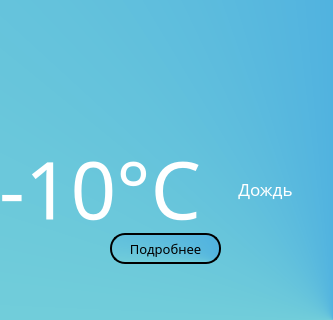
First picture: the form in 5.ui, repository Animila/PyWeather, before the edit; both pictures show x 0 to 333 and y 186 to 506 of the 333 by 506 pixel window.
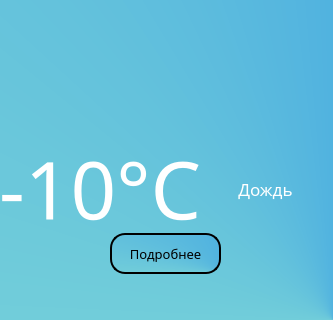
Second picture: the form after the edit. Icons and pictures are not drawn.

The edit to the form file:
```diff
--- a/5.ui
+++ b/5.ui
@@ -201,7 +201,7 @@
       <x>110</x>
       <y>400</y>
       <width>111</width>
-      <height>31</height>
+      <height>41</height>
      </rect>
     </property>
     <property name="font">
```
